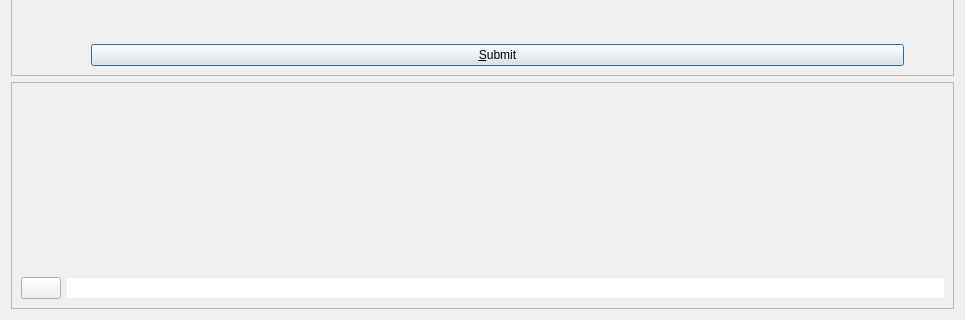
First picture: the form in src/qt/forms/receivecoinsdialog.ui, repository nashsclay/DAPSCoin, before the edit; both pictures show x 0 to 965 and y 388 to 708 of the 965 by 708 pixel window.
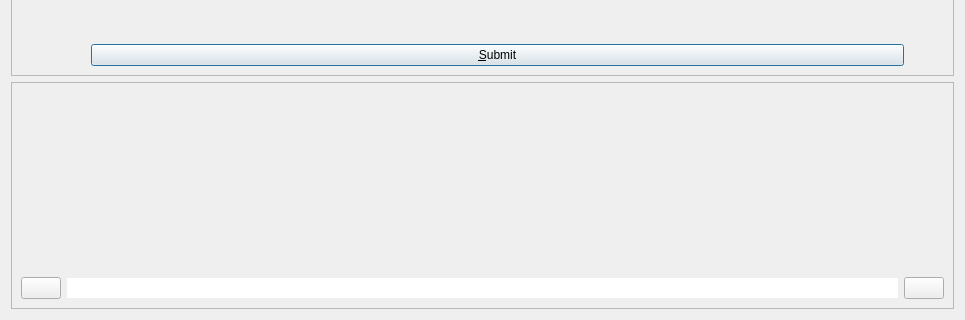
Second picture: the form after the edit.

Commit message: [Qt] Add generateintegratedaddress button

Diff of the .ui file:
```diff
--- a/src/qt/forms/receivecoinsdialog.ui
+++ b/src/qt/forms/receivecoinsdialog.ui
@@ -214,7 +214,7 @@
          </spacer>
         </item>
         <item>
-         <layout class="QHBoxLayout" name="horizontalLayout_2" stretch="0,1">
+         <layout class="QHBoxLayout" name="horizontalLayout_2" stretch="0,0,0">
           <property name="spacing">
            <number>6</number>
           </property>
@@ -253,6 +253,16 @@
             </property>
            </widget>
           </item>
+          <item>
+           <widget class="QPushButton" name="pushButtonGenerate">
+            <property name="toolTip">
+             <string>Generate Integrated Address</string>
+            </property>
+            <property name="text">
+             <string/>
+            </property>
+           </widget>
+          </item>
          </layout>
         </item>
        </layout>
```
The commit also changes 2 other files.
